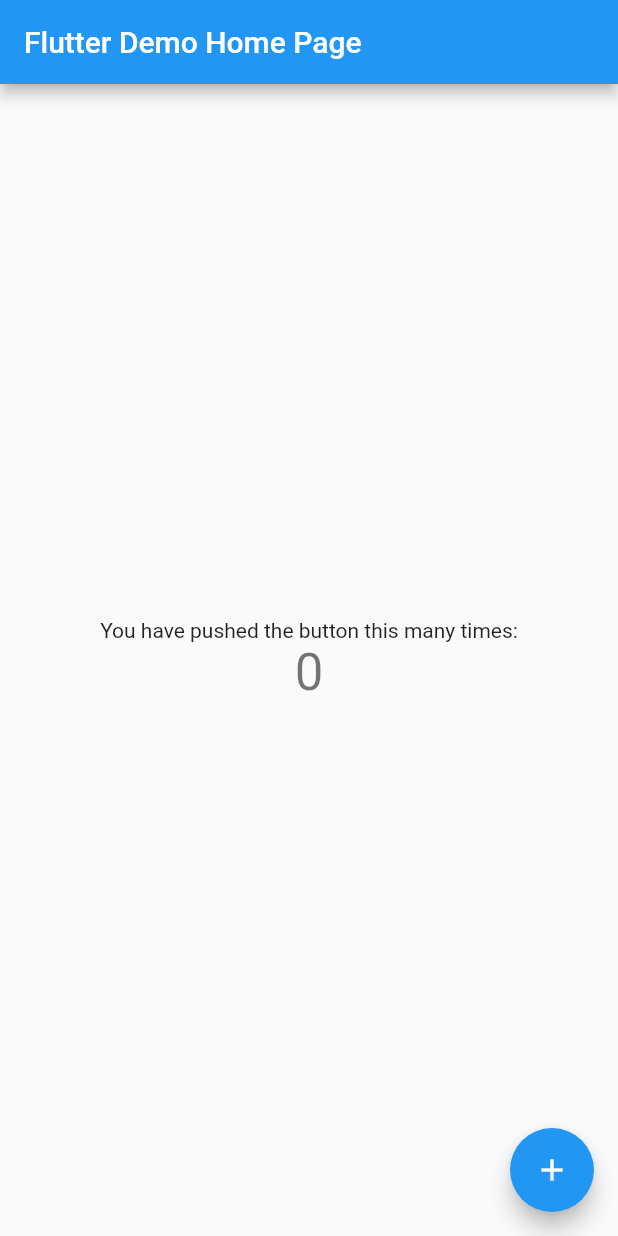
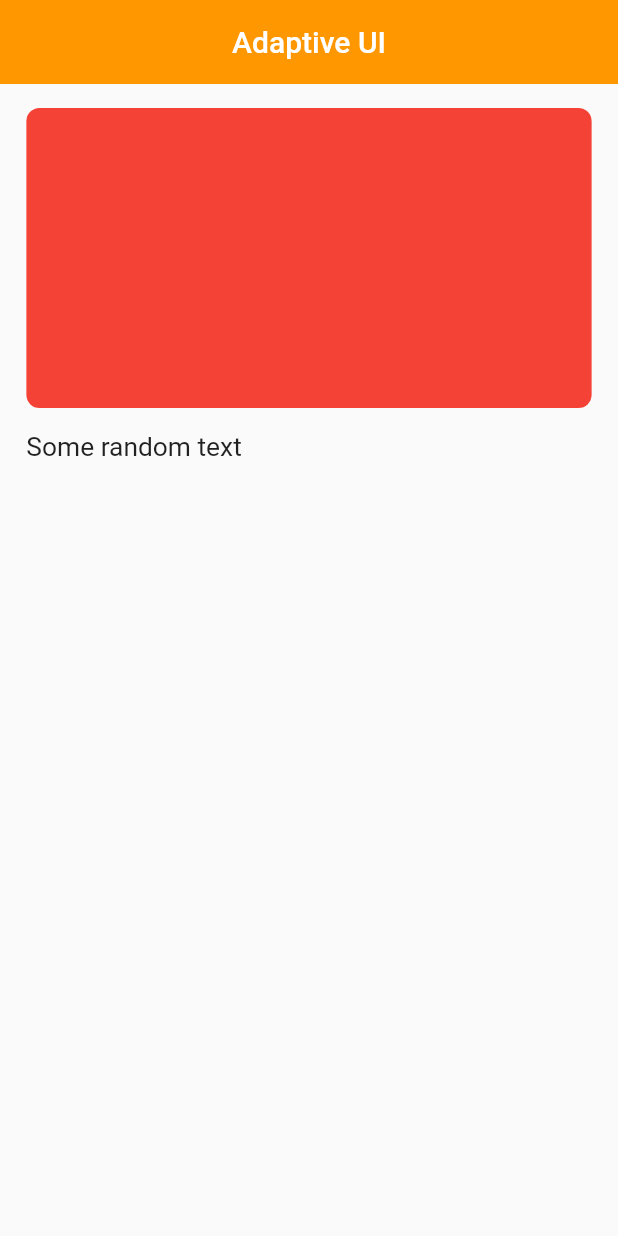
Before and after one commit to thedevsbuddy/adaptive_ui, a Flutter app: the screen it shows after launch, on a phone screen of 412 x 824 dp. Run offline on Flutter 3.47's test engine with Material 2 defaults, Android fonts, the phone set to English and light mode, and no system bars.

Commit message:
changed the parameter type to dynamic so you can call extention methods in int as well

```diff
--- a/example/lib/main.dart
+++ b/example/lib/main.dart
@@ -1,113 +1,74 @@
 import 'package:flutter/material.dart';
+import 'package:adaptive_ui/adaptive_ui.dart';
 
 void main() {
   runApp(MyApp());
 }
 
 class MyApp extends StatelessWidget {
-  // This widget is the root of your application.
   @override
   Widget build(BuildContext context) {
     return MaterialApp(
-      title: 'Flutter Demo',
+      debugShowCheckedModeBanner: false,
+      title: 'Adaptive UI example',
       theme: ThemeData(
-        // This is the theme of your application.
-        //
-        // Try running your application with "flutter run". You'll see the
-        // application has a blue toolbar. Then, without quitting the app, try
-        // changing the primarySwatch below to Colors.green and then invoke
-        // "hot reload" (press "r" in the console where you ran "flutter run",
-        // or simply save your changes to "hot reload" in a Flutter IDE).
-        // Notice that the counter didn't reset back to zero; the application
-        // is not restarted.
-        primarySwatch: Colors.blue,
+        primaryColor: Colors.orange,
       ),
-      home: MyHomePage(title: 'Flutter Demo Home Page'),
+      home: HomePage(),
     );
   }
 }
 
-class MyHomePage extends StatefulWidget {
-  MyHomePage({Key? key, required this.title}) : super(key: key);
-
-  // This widget is the home page of your application. It is stateful, meaning
-  // that it has a State object (defined below) that contains fields that affect
-  // how it looks.
-
-  // This class is the configuration for the state. It holds the values (in this
-  // case the title) provided by the parent (in this case the App widget) and
-  // used by the build method of the State. Fields in a Widget subclass are
-  // always marked "final".
-
-  final String title;
-
-  @override
-  _MyHomePageState createState() => _MyHomePageState();
-}
-
-class _MyHomePageState extends State<MyHomePage> {
-  int _counter = 0;
-
-  void _incrementCounter() {
-    setState(() {
-      // This call to setState tells the Flutter framework that something has
-      // changed in this State, which causes it to rerun the build method below
-      // so that the display can reflect the updated values. If we changed
-      // _counter without calling setState(), then the build method would not be
-      // called again, and so nothing would appear to happen.
-      _counter++;
-    });
-  }
-
+class HomePage extends StatelessWidget {
   @override
   Widget build(BuildContext context) {
-    // This method is rerun every time setState is called, for instance as done
-    // by the _incrementCounter method above.
-    //
-    // The Flutter framework has been optimized to make rerunning build methods
-    // fast, so that you can just rebuild anything that needs updating rather
-    // than having to individually change instances of widgets.
+    // Initialize the adaptive UI helper class
+    AdaptiveUI().init(
+      context: context,
+      height: 812, // Design Height (Default design height)
+      width: 375, // Design Width (Default design width)
+    );
+
     return Scaffold(
       appBar: AppBar(
-        // Here we take the value from the MyHomePage object that was created by
-        // the App.build method, and use it to set our appbar title.
-        title: Text(widget.title),
+        title: Text(
+          'Adaptive UI',
+          style: Theme.of(context)
+              .textTheme
+              .headline6
+              ?.copyWith(color: Colors.white),
+        ),
+        centerTitle: true,
+        elevation: 0,
       ),
-      body: Center(
-        // Center is a layout widget. It takes a single child and positions it
-        // in the middle of the parent.
-        child: Column(
-          // Column is also a layout widget. It takes a list of children and
-          // arranges them vertically. By default, it sizes itself to fit its
-          // children horizontally, and tries to be as tall as its parent.
-          //
-          // Invoke "debug painting" (press "p" in the console, choose the
-          // "Toggle Debug Paint" action from the Flutter Inspector in Android
-          // Studio, or the "Toggle Debug Paint" command in Visual Studio Code)
-          // to see the wireframe for each widget.
-          //
-          // Column has various properties to control how it sizes itself and
-          // how it positions its children. Here we use mainAxisAlignment to
-          // center the children vertically; the main axis here is the vertical
-          // axis because Columns are vertical (the cross axis would be
-          // horizontal).
-          mainAxisAlignment: MainAxisAlignment.center,
-          children: <Widget>[
-            Text(
-              'You have pushed the button this many times:',
+      body: Column(
+        crossAxisAlignment: CrossAxisAlignment.start,
+        children: [
+          Padding(
+            padding: EdgeInsets.symmetric(vertical: 16.h, horizontal: 16.w),
+            child: Column(
+              crossAxisAlignment: CrossAxisAlignment.start,
+              children: [
+                Container(
+                  height: 200.h,
+                  width: double.infinity,
+                  decoration: BoxDecoration(
+                    color: Colors.red,
+                    borderRadius: BorderRadius.circular(8.w),
+                  ),
+                ),
+                SizedBox(height: 16.h),
+                Text(
+                  'Some random text',
+                  style: TextStyle(
+                    fontSize: sp(16),
+                  ),
+                ),
+              ],
             ),
-            Text(
-              '$_counter',
-              style: Theme.of(context).textTheme.headline4,
-            ),
-          ],
-        ),
+          ),
+        ],
       ),
-      floatingActionButton: FloatingActionButton(
-        onPressed: _incrementCounter,
-        tooltip: 'Increment',
-        child: Icon(Icons.add),
-      ), // This trailing comma makes auto-formatting nicer for build methods.
     );
   }
 }
--- a/example/pubspec.yaml
+++ b/example/pubspec.yaml
@@ -25,7 +25,7 @@ dependencies:
     sdk: flutter
 
   adaptive_ui:
-    path: ../
+    path: ..
 
 
   # The following adds the Cupertino Icons font to your application.
--- a/lib/ext.dart
+++ b/lib/ext.dart
@@ -1,17 +1,6 @@
 import './utils.dart';
 
-// extension AdaptiveUIExt on double {
-//   //Whenever you use height then use this method like this => [20.0.h]
-//   double get h => AdaptiveUI.h(this);
-//
-//   //Whenever you use width then use this method like this => [10.0.h]
-//   double get w => AdaptiveUI.w(this);
-//
-//   //Whenever you use text size then use this method like this => [5.0.sp]
-//   double get sp => AdaptiveUI.sp(this);
-// }
-
-extension AdaptiveUIExt on dynamic {
+extension AdaptiveUIExt on double {
   //Whenever you use height then use this method like this => [20.0.h]
   double get h => AdaptiveUI.h(this);
 
@@ -21,3 +10,14 @@ extension AdaptiveUIExt on dynamic {
   //Whenever you use text size then use this method like this => [5.0.sp]
   double get sp => AdaptiveUI.sp(this);
 }
+
+extension AdaptiveUIExtDynamic on dynamic {
+  //Whenever you use height then use this method like this => [20.0.h]
+  double get h => AdaptiveUI.h(this);
+
+  //Whenever you use width then use this method like this => [10.0.h]
+  double get w => AdaptiveUI.w(this);
+
+  //Whenever you use text size then use this method like this => [5.0.sp]
+  double get sp => AdaptiveUI.sp(this);
+}
--- a/lib/utils.dart
+++ b/lib/utils.dart
@@ -1,5 +1,3 @@
-import 'dart:math';
-
 import 'package:flutter/material.dart';
 
 class AdaptiveUI {
@@ -24,22 +22,21 @@ class AdaptiveUI {
   }
 
   // Get the proportionate height as per screen size
-  static double h(double height) {
+  static double h(dynamic height) {
     double screenHeight = AdaptiveUI.screenHeight;
-
 
     return (height / screenHeight) * screenHeight;
   }
 
   // Get the proportionate width as per screen size
-  static double w(double width) {
+  static double w(dynamic width) {
     double screenWidth = AdaptiveUI.screenWidth;
 
     return (width / designWidth) * screenWidth;
   }
 
   // Get the proportionate font size as per screen size
-  static double sp(double sp) {
+  static double sp(dynamic sp) {
     double screenWidth = AdaptiveUI.screenWidth;
 
     return (sp / designWidth) * screenWidth;
```
Also changed, not shown: 1 other file.
